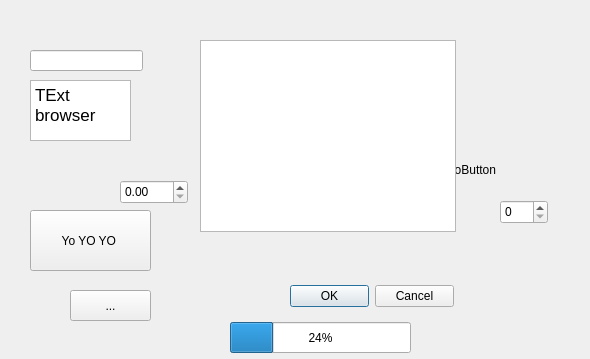
This is qtui/mainwindow.ui in rafalstapinski/fb-message-analyzer as Qt 5 draws it before an edit. The edited form follows.
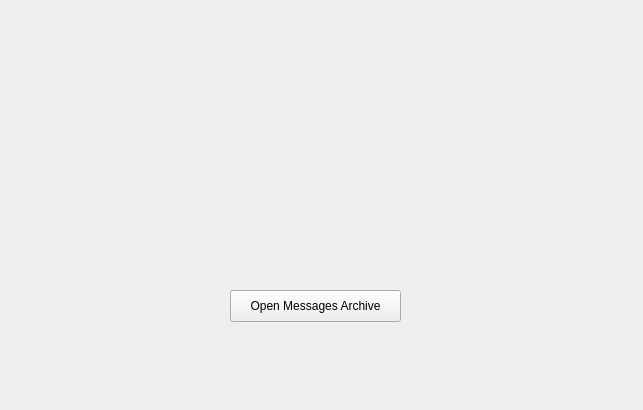
This is the edited form.

```diff
--- a/qtui/mainwindow.ui
+++ b/qtui/mainwindow.ui
@@ -6,8 +6,8 @@
    <rect>
     <x>0</x>
     <y>0</y>
-    <width>590</width>
-    <height>359</height>
+    <width>643</width>
+    <height>410</height>
    </rect>
   </property>
   <property name="windowTitle">
@@ -16,123 +16,14 @@
   <widget class="QPushButton" name="pushButton">
    <property name="geometry">
     <rect>
-     <x>30</x>
-     <y>210</y>
-     <width>121</width>
-     <height>61</height>
-    </rect>
-   </property>
-   <property name="text">
-    <string>Yo YO YO </string>
-   </property>
-  </widget>
-  <widget class="QDialogButtonBox" name="buttonBox">
-   <property name="geometry">
-    <rect>
-     <x>290</x>
-     <y>280</y>
-     <width>164</width>
-     <height>32</height>
-    </rect>
-   </property>
-   <property name="standardButtons">
-    <set>QDialogButtonBox::Cancel|QDialogButtonBox::Ok</set>
-   </property>
-  </widget>
-  <widget class="QRadioButton" name="radioButton">
-   <property name="geometry">
-    <rect>
-     <x>410</x>
-     <y>160</y>
-     <width>100</width>
-     <height>20</height>
-    </rect>
-   </property>
-   <property name="text">
-    <string>RadioButton</string>
-   </property>
-  </widget>
-  <widget class="QToolButton" name="toolButton">
-   <property name="geometry">
-    <rect>
-     <x>70</x>
-     <y>290</y>
-     <width>81</width>
-     <height>31</height>
-    </rect>
-   </property>
-   <property name="text">
-    <string>...</string>
-   </property>
-  </widget>
-  <widget class="QGraphicsView" name="graphicsView">
-   <property name="geometry">
-    <rect>
-     <x>200</x>
-     <y>40</y>
-     <width>256</width>
-     <height>192</height>
-    </rect>
-   </property>
-  </widget>
-  <widget class="QProgressBar" name="progressBar">
-   <property name="geometry">
-    <rect>
      <x>230</x>
-     <y>322</y>
-     <width>181</width>
-     <height>31</height>
+     <y>290</y>
+     <width>171</width>
+     <height>32</height>
     </rect>
    </property>
-   <property name="value">
-    <number>24</number>
-   </property>
-  </widget>
-  <widget class="QTextBrowser" name="textBrowser">
-   <property name="geometry">
-    <rect>
-     <x>30</x>
-     <y>80</y>
-     <width>101</width>
-     <height>61</height>
-    </rect>
-   </property>
-   <property name="html">
-    <string>&lt;!DOCTYPE HTML PUBLIC &quot;-//W3C//DTD HTML 4.0//EN&quot; &quot;http://www.w3.org/TR/REC-html40/strict.dtd&quot;&gt;
-&lt;html&gt;&lt;head&gt;&lt;meta name=&quot;qrichtext&quot; content=&quot;1&quot; /&gt;&lt;style type=&quot;text/css&quot;&gt;
-p, li { white-space: pre-wrap; }
-&lt;/style&gt;&lt;/head&gt;&lt;body style=&quot; font-family:'.SF NS Text'; font-size:13pt; font-weight:400; font-style:normal;&quot;&gt;
-&lt;p style=&quot; margin-top:0px; margin-bottom:0px; margin-left:0px; margin-right:0px; -qt-block-indent:0; text-indent:0px;&quot;&gt;TExt browser &lt;/p&gt;&lt;/body&gt;&lt;/html&gt;</string>
-   </property>
-  </widget>
-  <widget class="QSpinBox" name="spinBox">
-   <property name="geometry">
-    <rect>
-     <x>500</x>
-     <y>200</y>
-     <width>48</width>
-     <height>24</height>
-    </rect>
-   </property>
-  </widget>
-  <widget class="QDoubleSpinBox" name="doubleSpinBox">
-   <property name="geometry">
-    <rect>
-     <x>120</x>
-     <y>180</y>
-     <width>68</width>
-     <height>24</height>
-    </rect>
-   </property>
-  </widget>
-  <widget class="QLineEdit" name="lineEdit">
-   <property name="geometry">
-    <rect>
-     <x>30</x>
-     <y>50</y>
-     <width>113</width>
-     <height>21</height>
-    </rect>
+   <property name="text">
+    <string>Open Messages Archive</string>
    </property>
   </widget>
  </widget>
```
